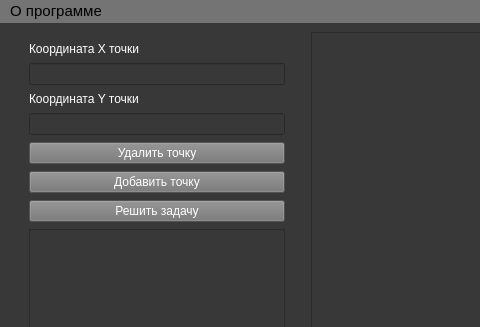
NikolayL2sch/cg_bmstu, file lab_01_31/template.ui: the form before one commit; both pictures show x 0 to 480 and y 0 to 327 of the 800 by 480 pixel window.
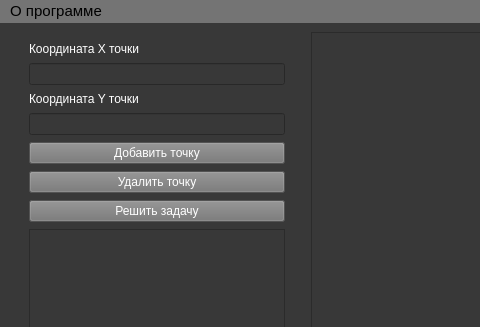
The form after the commit.

Commit message: Triangle checks added

The edit to the form file:
```diff
--- a/lab_01_31/template.ui
+++ b/lab_01_31/template.ui
@@ -122,6 +122,27 @@
         </property>
        </widget>
       </item>
+      <item>
+       <widget class="QPushButton" name="add_point_button">
+        <property name="sizePolicy">
+         <sizepolicy hsizetype="Minimum" vsizetype="Minimum">
+          <horstretch>0</horstretch>
+          <verstretch>0</verstretch>
+         </sizepolicy>
+        </property>
+        <property name="autoFillBackground">
+         <bool>false</bool>
+        </property>
+        <property name="styleSheet">
+         <string notr="true">color: rgb(255, 255, 255);
+font: 10pt &quot;Segoe UI&quot;;
+background-color: rgb(116, 116, 116);</string>
+        </property>
+        <property name="text">
+         <string>Добавить точку</string>
+        </property>
+       </widget>
+      </item>
       <item>
        <widget class="QPushButton" name="del_point_button">
         <property name="sizePolicy">
@@ -149,27 +170,6 @@
         </property>
        </widget>
       </item>
-      <item>
-       <widget class="QPushButton" name="add_point_button">
-        <property name="sizePolicy">
-         <sizepolicy hsizetype="Minimum" vsizetype="Minimum">
-          <horstretch>0</horstretch>
-          <verstretch>0</verstretch>
-         </sizepolicy>
-        </property>
-        <property name="autoFillBackground">
-         <bool>false</bool>
-        </property>
-        <property name="styleSheet">
-         <string notr="true">color: rgb(255, 255, 255);
-font: 10pt &quot;Segoe UI&quot;;
-background-color: rgb(116, 116, 116);</string>
-        </property>
-        <property name="text">
-         <string>Добавить точку</string>
-        </property>
-       </widget>
-      </item>
       <item>
        <widget class="QPushButton" name="solve_task_button">
         <property name="sizePolicy">
```
The commit also changes 1 other file.
